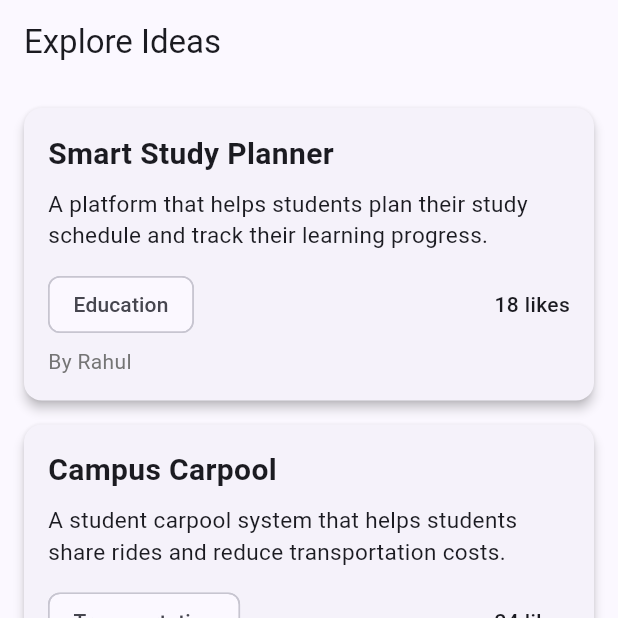
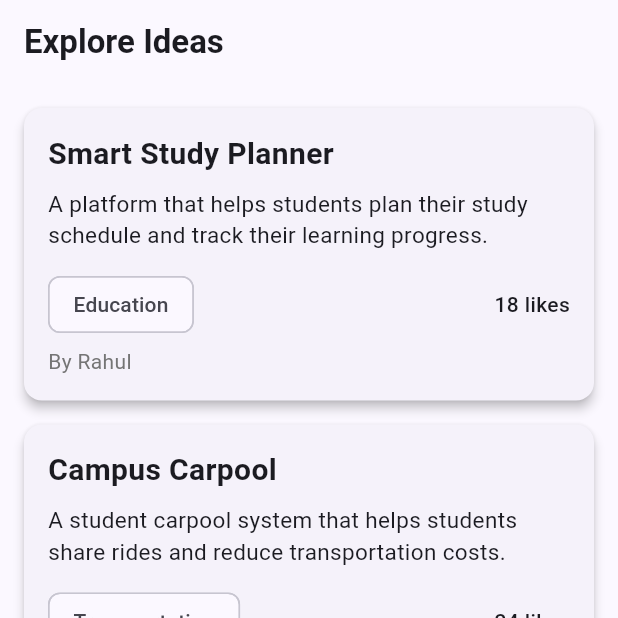
Before and after one commit to suvarshinigandham/ideabank, a Flutter app: the screen it shows after launch, item 2 of the bottom bar chosen, on a phone screen of 412 x 824 dp, the top half of it. Run offline on Flutter 3.47's test engine with Material 3 defaults, Android fonts, the phone set to English and light mode, and no system bars.

Commit message:
Add explore ideas screen

```diff
--- a/lib/main.dart
+++ b/lib/main.dart
@@ -73,16 +73,13 @@ class _MainScreenState extends State<MainScreen> {
 
     return Scaffold(
       body: pages[selectedIndex],
-
       bottomNavigationBar: NavigationBar(
         selectedIndex: selectedIndex,
-
         onDestinationSelected: (index) {
           setState(() {
             selectedIndex = index;
           });
         },
-
         destinations: const [
           NavigationDestination(
             icon: Icon(Icons.home_outlined),
@@ -129,13 +126,10 @@ class HomePage extends StatelessWidget {
           ),
         ),
       ),
-
       body: Padding(
         padding: const EdgeInsets.all(20),
-
         child: Column(
           crossAxisAlignment: CrossAxisAlignment.start,
-
           children: [
             const Text(
               'Discover Ideas',
@@ -144,9 +138,7 @@ class HomePage extends StatelessWidget {
                 fontWeight: FontWeight.bold,
               ),
             ),
-
             const SizedBox(height: 8),
-
             Text(
               'Share, explore and collaborate on innovative ideas.',
               style: TextStyle(
@@ -154,21 +146,16 @@ class HomePage extends StatelessWidget {
                 color: Colors.grey.shade700,
               ),
             ),
-
             const SizedBox(height: 24),
-
             Container(
               width: double.infinity,
               padding: const EdgeInsets.all(20),
-
               decoration: BoxDecoration(
                 color: Colors.indigo,
                 borderRadius: BorderRadius.circular(20),
               ),
-
               child: const Column(
                 crossAxisAlignment: CrossAxisAlignment.start,
-
                 children: [
                   Text(
                     'Welcome to IdeaBank!',
@@ -178,9 +165,7 @@ class HomePage extends StatelessWidget {
                       fontWeight: FontWeight.bold,
                     ),
                   ),
-
                   SizedBox(height: 8),
-
                   Text(
                     'Turn your ideas into opportunities.',
                     style: TextStyle(
@@ -191,9 +176,7 @@ class HomePage extends StatelessWidget {
                 ],
               ),
             ),
-
             const SizedBox(height: 24),
-
             const Text(
               'Trending Ideas',
               style: TextStyle(
@@ -201,13 +184,10 @@ class HomePage extends StatelessWidget {
                 fontWeight: FontWeight.bold,
               ),
             ),
-
             const SizedBox(height: 12),
-
             Expanded(
               child: ListView.builder(
                 itemCount: ideas.length,
-
                 itemBuilder: (context, index) {
                   return IdeaCard(
                     idea: ideas[index],
@@ -234,14 +214,16 @@ class ExplorePage extends StatelessWidget {
   Widget build(BuildContext context) {
     return Scaffold(
       appBar: AppBar(
-        title: const Text('Explore Ideas'),
+        title: const Text(
+          'Explore Ideas',
+          style: TextStyle(
+            fontWeight: FontWeight.bold,
+          ),
+        ),
       ),
-
       body: ListView.builder(
         padding: const EdgeInsets.all(16),
-
         itemCount: ideas.length,
-
         itemBuilder: (context, index) {
           return IdeaCard(
             idea: ideas[index],
@@ -261,7 +243,6 @@ class PostPage extends StatelessWidget {
       appBar: AppBar(
         title: const Text('Post an Idea'),
       ),
-
       body: const Center(
         child: Text(
           'Post your idea here',
@@ -284,7 +265,6 @@ class ProfilePage extends StatelessWidget {
       appBar: AppBar(
         title: const Text('Profile'),
       ),
-
       body: const Center(
         child: Text(
           'My Profile',
```
Also changed, not shown: 1 other file.
